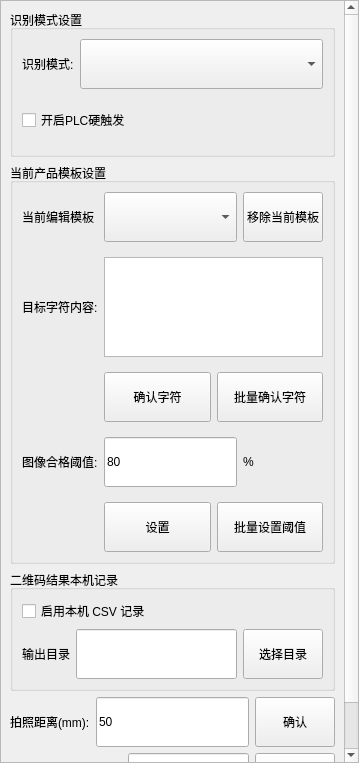
The window that app/ui/main_window/settings/detection_settings_page.ui (GitHub3651/shenyinocr) describes before a commit, drawn with Qt 5.
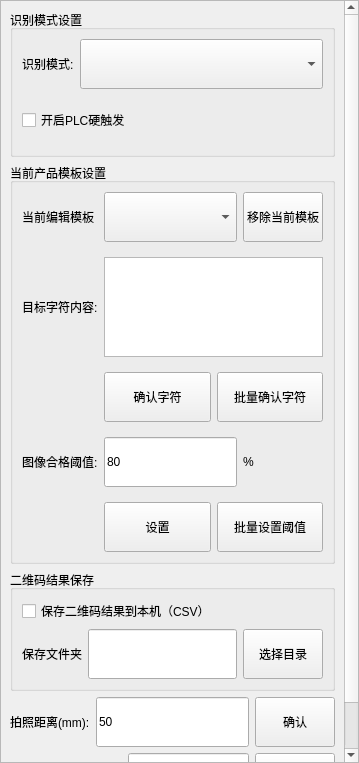
The same window after the commit.

```diff
--- a/app/ui/main_window/settings/detection_settings_page.ui
+++ b/app/ui/main_window/settings/detection_settings_page.ui
@@ -325,20 +325,20 @@
        <item row="2" column="0">
         <widget class="QGroupBox" name="groupBox_barcodeCsv">
          <property name="title">
-          <string>二维码结果本机记录</string>
+          <string>二维码结果保存</string>
          </property>
          <layout class="QGridLayout" name="gridLayout_barcodeCsv" columnstretch="0,1,0">
           <item row="0" column="0" colspan="3">
            <widget class="QCheckBox" name="barcodeCsvEnable">
             <property name="text">
-             <string>启用本机 CSV 记录</string>
+             <string>保存二维码结果到本机（CSV）</string>
             </property>
            </widget>
           </item>
           <item row="1" column="0">
            <widget class="QLabel" name="label_barcodeCsvOutputDirectory">
             <property name="text">
-             <string>输出目录</string>
+             <string>保存文件夹</string>
             </property>
            </widget>
           </item>
```
